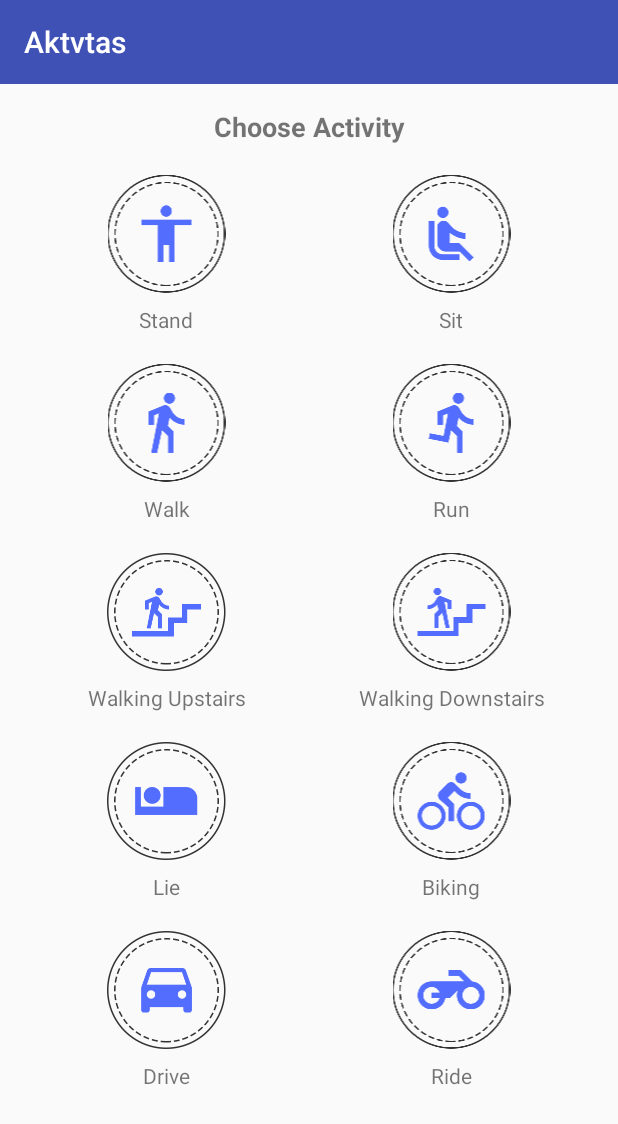
After one commit to ilhamadun/skripsi-har, an Android app: the fragment TrainingChooserFragment placed in its activity, on a phone screen of 412 x 824 dp. The commit adds this screen. Shown: the top 1124 px of the screen. Run offline under Robolectric (Android 15) with nearby library versions, the phone set to English and light mode, and no system bars; libraries missing offline, so code that uses them is left out: com.mikepenz.materialdrawer; 1 statement that could not run was skipped.

Commit message:
Create TrainingChooserFragment

```diff
--- a/app/src/main/java/elins/org/aktvtas/MainActivity.java
+++ b/app/src/main/java/elins/org/aktvtas/MainActivity.java
@@ -1,5 +1,8 @@
 package elins.org.aktvtas;
 
+import android.support.design.widget.Snackbar;
+import android.support.v4.app.Fragment;
+import android.support.v4.app.FragmentTransaction;
 import android.support.v7.app.AppCompatActivity;
 import android.os.Bundle;
 import android.support.v7.widget.Toolbar;
@@ -29,7 +32,7 @@ public class MainActivity extends AppCompatActivity {
     private Drawer setupNavigationDrawer(Toolbar toolbar) {
         AccountHeader accountHeader = new AccountHeaderBuilder().withActivity(this).build();
         PrimaryDrawerItem prediction = new PrimaryDrawerItem().withIdentifier(1)
-                .withName(R.string.prediciton);
+                .withName(R.string.prediction);
         PrimaryDrawerItem train = new PrimaryDrawerItem().withIdentifier(2)
                 .withName(R.string.train);
         SecondaryDrawerItem settings = new SecondaryDrawerItem().withIdentifier(3)
@@ -57,6 +60,21 @@ public class MainActivity extends AppCompatActivity {
         return new Drawer.OnDrawerItemClickListener() {
             @Override
             public boolean onItemClick(View view, int position, IDrawerItem drawerItem) {
+                FragmentTransaction transaction = getSupportFragmentManager().beginTransaction();
+
+                if (drawerItem.equals(1)) {
+                    Snackbar.make(view, R.string.prediction, Snackbar.LENGTH_SHORT).show();
+                } else if (drawerItem.equals(2)) {
+                    Fragment trainingChooser = TrainingChooserFragment.newInstance();
+                    transaction.replace(R.id.content, trainingChooser).commit();
+                } else if (drawerItem.equals(3)) {
+                    Snackbar.make(view, R.string.settings, Snackbar.LENGTH_SHORT).show();
+                } else if (drawerItem.equals(4)) {
+                    Snackbar.make(view, R.string.help, Snackbar.LENGTH_SHORT).show();
+                } else if (drawerItem.equals(5)) {
+                    Snackbar.make(view, R.string.about, Snackbar.LENGTH_SHORT).show();
+                }
+
                 return false;
             }
         };
--- /dev/null
+++ b/app/src/main/java/elins/org/aktvtas/TrainingChooserFragment.java
@@ -0,0 +1,80 @@
+package elins.org.aktvtas;
+
+import android.content.Context;
+import android.net.Uri;
+import android.os.Bundle;
+import android.support.v4.app.DialogFragment;
+import android.support.v4.app.Fragment;
+import android.view.LayoutInflater;
+import android.view.View;
+import android.view.ViewGroup;
+import android.widget.LinearLayout;
+
+public class TrainingChooserFragment extends Fragment {
+
+    public TrainingChooserFragment() {
+        // Required empty public constructor
+    }
+
+    /**
+     * Use this factory method to create a new instance of
+     * this fragment using the provided parameters.
+     *
+     * @return A new instance of fragment TrainingChooserFragment.
+     */
+    public static TrainingChooserFragment newInstance() {
+        TrainingChooserFragment fragment = new TrainingChooserFragment();
+        Bundle args = new Bundle();
+        fragment.setArguments(args);
+        return fragment;
+    }
+
+    @Override
+    public void onCreate(Bundle savedInstanceState) {
+        super.onCreate(savedInstanceState);
+    }
+
+    @Override
+    public View onCreateView(LayoutInflater inflater, ViewGroup container,
+                             Bundle savedInstanceState) {
+        // Inflate the layout for this fragment
+        return inflater.inflate(R.layout.fragment_training_chooser, container, false);
+    }
+
+    @Override
+    public void onViewCreated(View view, Bundle savedInstanceState) {
+        LinearLayout stand = (LinearLayout) getActivity().findViewById(R.id.training_chooser_stand);
+        LinearLayout sit = (LinearLayout) getActivity().findViewById(R.id.training_chooser_sit);
+        LinearLayout walk = (LinearLayout) getActivity().findViewById(R.id.training_chooser_walk);
+        LinearLayout run = (LinearLayout) getActivity().findViewById(R.id.training_chooser_run);
+        LinearLayout upstairs = (LinearLayout) getActivity().findViewById(R.id.training_chooser_upstairs);
+        LinearLayout downstairs = (LinearLayout) getActivity().findViewById(R.id.training_chooser_downstairs);
+        LinearLayout lie = (LinearLayout) getActivity().findViewById(R.id.training_chooser_lie);
+        LinearLayout bike = (LinearLayout) getActivity().findViewById(R.id.training_chooser_bike);
+        LinearLayout drive = (LinearLayout) getActivity().findViewById(R.id.training_chooser_drive);
+        LinearLayout ride = (LinearLayout) getActivity().findViewById(R.id.training_chooser_ride);
+
+        setOnClickListener(stand, R.string.stand);
+        setOnClickListener(sit, R.string.sit);
+        setOnClickListener(walk, R.string.walk);
+        setOnClickListener(run, R.string.run);
+        setOnClickListener(upstairs, R.string.walking_upstairs);
+        setOnClickListener(downstairs, R.string.walking_downstairs);
+        setOnClickListener(lie, R.string.lie);
+        setOnClickListener(bike, R.string.biking);
+        setOnClickListener(drive, R.string.drive);
+        setOnClickListener(ride, R.string.ride);
+    }
+
+    private void setOnClickListener(LinearLayout layout, final int id) {
+        layout.setOnClickListener(new View.OnClickListener() {
+            @Override
+            public void onClick(View v) {
+//                DialogFragment dialog = TrainingChooserDialogFragment
+//                        .newInstance(id);
+//                dialog.show(getFragmentManager(), "TrainingChooserDialogFragment");
+            }
+        });
+    }
+
+}
--- /dev/null
+++ b/app/src/main/res/layout/fragment_training_chooser.xml
@@ -0,0 +1,273 @@
+<LinearLayout xmlns:android="http://schemas.android.com/apk/res/android"
+    android:layout_width="fill_parent"
+    android:layout_height="fill_parent"
+    android:orientation="vertical">
+
+    <ScrollView
+        android:layout_width="fill_parent"
+        android:layout_height="wrap_content">
+
+        <LinearLayout
+            android:layout_width="match_parent"
+            android:layout_height="wrap_content"
+            android:orientation="vertical"
+            android:padding="@dimen/activity_horizontal_margin" >
+
+            <TextView
+                android:id="@+id/choose_activity"
+                android:layout_width="match_parent"
+                android:layout_height="wrap_content"
+                android:text="@string/choose_activity"
+                android:textAlignment="center"
+                android:textSize="18sp"
+                android:textStyle="bold"
+                android:paddingBottom="20dp" />
+
+            <LinearLayout
+                android:layout_width="match_parent"
+                android:layout_height="wrap_content"
+                android:orientation="horizontal"
+                android:layout_marginBottom="20dp">
+
+                <LinearLayout android:id="@+id/training_chooser_stand"
+                    android:layout_width="0dp"
+                    android:layout_height="wrap_content"
+                    android:layout_weight="1"
+                    android:orientation="vertical">
+
+                    <ImageView
+                        android:layout_width="match_parent"
+                        android:layout_height="wrap_content"
+                        android:src="@drawable/ic_stand"
+                        android:layout_marginBottom="8dp"/>
+
+                    <TextView
+                        android:layout_width="match_parent"
+                        android:layout_height="wrap_content"
+                        android:text="@string/stand"
+                        android:textAlignment="center"/>
+
+                </LinearLayout>
+
+                <LinearLayout  android:id="@+id/training_chooser_sit"
+                    android:layout_width="0dp"
+                    android:layout_height="wrap_content"
+                    android:layout_weight="1"
+                    android:orientation="vertical">
+
+                    <ImageView
+                        android:layout_width="match_parent"
+                        android:layout_height="wrap_content"
+                        android:src="@drawable/ic_sit"
+                        android:layout_marginBottom="8dp"/>
+
+                    <TextView
+                        android:layout_width="match_parent"
+                        android:layout_height="wrap_content"
+                        android:text="@string/sit"
+                        android:textAlignment="center"/>
+
+                </LinearLayout>
+
+
+            </LinearLayout>
+
+            <LinearLayout
+                android:layout_width="match_parent"
+                android:layout_height="wrap_content"
+                android:orientation="horizontal"
+                android:layout_marginBottom="20dp">
+
+                <LinearLayout  android:id="@+id/training_chooser_walk"
+                    android:layout_width="0dp"
+                    android:layout_height="wrap_content"
+                    android:layout_weight="1"
+                    android:orientation="vertical">
+
+                    <ImageView
+                        android:layout_width="match_parent"
+                        android:layout_height="wrap_content"
+                        android:src="@drawable/ic_walk"
+                        android:layout_marginBottom="8dp"/>
+
+                    <TextView
+                        android:layout_width="match_parent"
+                        android:layout_height="wrap_content"
+                        android:text="@string/walk"
+                        android:textAlignment="center"/>
+
+                </LinearLayout>
+
+                <LinearLayout  android:id="@+id/training_chooser_run"
+                    android:layout_width="0dp"
+                    android:layout_height="wrap_content"
+                    android:layout_weight="1"
+                    android:orientation="vertical">
+
+                    <ImageView
+                        android:layout_width="match_parent"
+                        android:layout_height="wrap_content"
+                        android:src="@drawable/ic_run"
+                        android:layout_marginBottom="8dp"/>
+
+                    <TextView
+                        android:layout_width="match_parent"
+                        android:layout_height="wrap_content"
+                        android:text="@string/run"
+                        android:textAlignment="center"/>
+
+                </LinearLayout>
+
+            </LinearLayout>
+
+            <LinearLayout
+                android:layout_width="match_parent"
+                android:layout_height="wrap_content"
+                android:orientation="horizontal"
+                android:layout_marginBottom="20dp">
+
+                <LinearLayout  android:id="@+id/training_chooser_upstairs"
+                    android:layout_width="0dp"
+                    android:layout_height="wrap_content"
+                    android:layout_weight="1"
+                    android:orientation="vertical">
+
+                    <ImageView
+                        android:layout_width="match_parent"
+                        android:layout_height="wrap_content"
+                        android:src="@drawable/ic_upstairs"
+                        android:layout_marginBottom="8dp"/>
+
+                    <TextView
+                        android:layout_width="match_parent"
+                        android:layout_height="wrap_content"
+                        android:text="@string/walking_upstairs"
+                        android:textAlignment="center"/>
+
+                </LinearLayout>
+
+                <LinearLayout  android:id="@+id/training_chooser_downstairs"
+                    android:layout_width="0dp"
+                    android:layout_height="wrap_content"
+                    android:layout_weight="1"
+                    android:orientation="vertical">
+
+                    <ImageView
+                        android:layout_width="match_parent"
+                        android:layout_height="wrap_content"
+                        android:src="@drawable/ic_downstairs"
+                        android:layout_marginBottom="8dp"/>
+
+                    <TextView
+                        android:layout_width="match_parent"
+                        android:layout_height="wrap_content"
+                        android:text="@string/walking_downstairs"
+                        android:textAlignment="center"/>
+
+                </LinearLayout>
+
+
+            </LinearLayout>
+
+            <LinearLayout
+                android:layout_width="match_parent"
+                android:layout_height="wrap_content"
+                android:orientation="horizontal"
+                android:layout_marginBottom="20dp">
+
+                <LinearLayout  android:id="@+id/training_chooser_lie"
+                    android:layout_width="0dp"
+                    android:layout_height="wrap_content"
+                    android:layout_weight="1"
+                    android:orientation="vertical">
+
+                    <ImageView
+                        android:layout_width="match_parent"
+                        android:layout_height="wrap_content"
+                        android:src="@drawable/ic_lie"
+                        android:layout_marginBottom="8dp"/>
+
+                    <TextView
+                        android:layout_width="match_parent"
+                        android:layout_height="wrap_content"
+                        android:text="@string/lie"
+                        android:textAlignment="center"/>
+
+                </LinearLayout>
+
+                <LinearLayout  android:id="@+id/training_chooser_bike"
+                    android:layout_width="0dp"
+                    android:layout_height="wrap_content"
+                    android:layout_weight="1"
+                    android:orientation="vertical">
+
+                    <ImageView
+                        android:layout_width="match_parent"
+                        android:layout_height="wrap_content"
+                        android:src="@drawable/ic_bike"
+                        android:layout_marginBottom="8dp"/>
+
+                    <TextView
+                        android:layout_width="match_parent"
+                        android:layout_height="wrap_content"
+                        android:text="@string/biking"
+                        android:textAlignment="center"/>
+
+                </LinearLayout>
+
+
+            </LinearLayout>
+
+            <LinearLayout
+                android:layout_width="match_parent"
+                android:layout_height="wrap_content"
+                android:orientation="horizontal"
+                android:layout_marginBottom="20dp">
+
+                <LinearLayout  android:id="@+id/training_chooser_drive"
+                    android:layout_width="0dp"
+                    android:layout_height="wrap_content"
+                    android:layout_weight="1"
+                    android:orientation="vertical">
+
+                    <ImageView
+                        android:layout_width="match_parent"
+                        android:layout_height="wrap_content"
+                        android:src="@drawable/ic_car"
+                        android:layout_marginBottom="8dp"/>
+
+                    <TextView
+                        android:layout_width="match_parent"
+                        android:layout_height="wrap_content"
+                        android:text="@string/drive"
+                        android:textAlignment="center"/>
+
+                </LinearLayout>
+
+                <LinearLayout  android:id="@+id/training_chooser_ride"
+                    android:layout_width="0dp"
+                    android:layout_height="wrap_content"
+                    android:layout_weight="1"
+                    android:orientation="vertical">
+
+                    <ImageView
+                        android:layout_width="match_parent"
+                        android:layout_height="wrap_content"
+                        android:src="@drawable/ic_motorcycle"
+                        android:layout_marginBottom="8dp"/>
+
+                    <TextView
+                        android:layout_width="match_parent"
+                        android:layout_height="wrap_content"
+                        android:text="@string/ride"
+                        android:textAlignment="center"/>
+
+                </LinearLayout>
+
+            </LinearLayout>
+
+        </LinearLayout>
+
+    </ScrollView>
+
+</LinearLayout>
--- a/app/src/main/res/values/strings.xml
+++ b/app/src/main/res/values/strings.xml
@@ -1,8 +1,35 @@
 <resources>
     <string name="app_name">Aktvtas</string>
-    <string name="prediciton">Prediction</string>
+    <string name="prediction">Prediction</string>
     <string name="train">Train</string>
     <string name="settings">Settings</string>
     <string name="help">Help</string>
     <string name="about">About</string>
+
+    <string name="choose_activity">Choose Activity</string>
+    <string name="training_duration">Training Duration</string>
+
+    <string name="stand">Stand</string>
+    <string name="sit">Sit</string>
+    <string name="walk">Walk</string>
+    <string name="run">Run</string>
+    <string name="walking_upstairs">Walking Upstairs</string>
+    <string name="walking_downstairs">Walking Downstairs</string>
+    <string name="lie">Lie</string>
+    <string name="biking">Biking</string>
+    <string name="drive">Drive</string>
+    <string name="ride">Ride</string>
+
+    <string name="start">Start</string>
+    <string name="cancel">Cancel</string>
+    <string name="training_activity">Training Activity</string>
+    <string name="time_left">Time Left</string>
+    <string name="stop">Stop</string>
+    <string name="starts_in">Starts in</string>
+
+    <string name="accelerometer">Accelerometer</string>
+    <string name="gyroscope">Gyroscope</string>
+    <string name="x">x</string>
+    <string name="y">y</string>
+    <string name="z">z</string>
 </resources>
```
Also changed, not shown: app/build.gradle (+9 -8 lines), app/src/main/res/drawable-xxhdpi/ic_bike.png (added), app/src/main/res/drawable-xxhdpi/ic_car.png (added), app/src/main/res/drawable-xxhdpi/ic_downstairs.png (added), app/src/main/res/drawable-xxhdpi/ic_lie.png (added), app/src/main/res/drawable-xxhdpi/ic_motorcycle.png (added), app/src/main/res/drawable-xxhdpi/ic_run.png (added), app/src/main/res/drawable-xxhdpi/ic_sit.png (added), app/src/main/res/drawable-xxhdpi/ic_stand.png (added), app/src/main/res/drawable-xxhdpi/ic_upstairs.png (added), app/src/main/res/drawable-xxhdpi/ic_walk.png (added).
